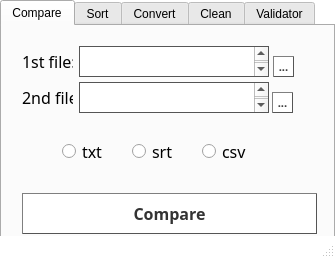
Qt form assets/good_tools.ui (KayaliYousef/GoodTools) before a commit.
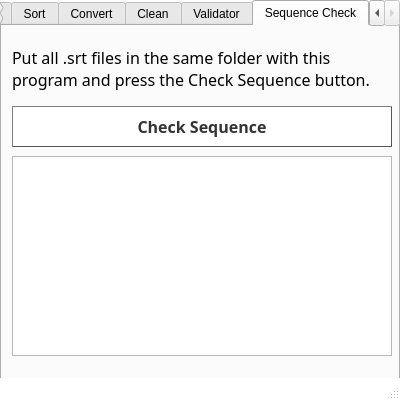
The same form after that commit. The open tabs and pages were chosen to show the change.

Commit message: Updated the GUI with Sequence Check Tab and in main.py added the functionality to validate if a file is following the common srt conventions

Patch:
```diff
--- a/assets/good_tools.ui
+++ b/assets/good_tools.ui
@@ -6,8 +6,8 @@
    <rect>
     <x>0</x>
     <y>0</y>
-    <width>335</width>
-    <height>258</height>
+    <width>400</width>
+    <height>400</height>
    </rect>
   </property>
   <property name="windowTitle">
@@ -24,8 +24,8 @@
      <rect>
       <x>0</x>
       <y>0</y>
-      <width>335</width>
-      <height>258</height>
+      <width>400</width>
+      <height>400</height>
      </rect>
     </property>
     <property name="currentIndex">
@@ -38,8 +38,8 @@
      <widget class="QRadioButton" name="srtRadioButton">
       <property name="geometry">
        <rect>
-        <x>130</x>
-        <y>110</y>
+        <x>140</x>
+        <y>140</y>
         <width>50</width>
         <height>30</height>
        </rect>
@@ -62,8 +62,8 @@
      <widget class="QRadioButton" name="txtRadioButton">
       <property name="geometry">
        <rect>
-        <x>60</x>
-        <y>110</y>
+        <x>70</x>
+        <y>140</y>
         <width>50</width>
         <height>30</height>
        </rect>
@@ -123,9 +123,9 @@
      <widget class="QPushButton" name="comparePushButton">
       <property name="geometry">
        <rect>
-        <x>20</x>
-        <y>167</y>
-        <width>295</width>
+        <x>15</x>
+        <y>210</y>
+        <width>370</width>
         <height>41</height>
        </rect>
       </property>
@@ -157,8 +157,8 @@
      <widget class="QLabel" name="label_2">
       <property name="geometry">
        <rect>
-        <x>20</x>
-        <y>56</y>
+        <x>10</x>
+        <y>79</y>
         <width>51</width>
         <height>31</height>
        </rect>
@@ -176,9 +176,9 @@
      <widget class="QTextEdit" name="firstFile">
       <property name="geometry">
        <rect>
-        <x>77</x>
-        <y>20</y>
-        <width>190</width>
+        <x>67</x>
+        <y>43</y>
+        <width>285</width>
         <height>31</height>
        </rect>
       </property>
@@ -197,9 +197,9 @@
      <widget class="QTextEdit" name="secondFile">
       <property name="geometry">
        <rect>
-        <x>77</x>
-        <y>56</y>
-        <width>190</width>
+        <x>67</x>
+        <y>79</y>
+        <width>285</width>
         <height>31</height>
        </rect>
       </property>
@@ -218,8 +218,8 @@
      <widget class="QLabel" name="label">
       <property name="geometry">
        <rect>
-        <x>20</x>
-        <y>20</y>
+        <x>10</x>
+        <y>43</y>
         <width>51</width>
         <height>31</height>
        </rect>
@@ -237,8 +237,8 @@
      <widget class="QPushButton" name="fileDialog1">
       <property name="geometry">
        <rect>
-        <x>271</x>
-        <y>30</y>
+        <x>360</x>
+        <y>53</y>
         <width>21</width>
         <height>21</height>
        </rect>
@@ -271,8 +271,8 @@
      <widget class="QPushButton" name="fileDialog2">
       <property name="geometry">
        <rect>
-        <x>270</x>
-        <y>66</y>
+        <x>360</x>
+        <y>89</y>
         <width>21</width>
         <height>21</height>
        </rect>
@@ -305,8 +305,8 @@
      <widget class="QRadioButton" name="csvRadioButton">
       <property name="geometry">
        <rect>
-        <x>200</x>
-        <y>110</y>
+        <x>210</x>
+        <y>140</y>
         <width>50</width>
         <height>30</height>
        </rect>
@@ -645,6 +645,86 @@
       </property>
      </widget>
     </widget>
+    <widget class="QWidget" name="tab_3">
+     <attribute name="title">
+      <string>Sequence Check</string>
+     </attribute>
+     <widget class="QTextEdit" name="checkSequenceFeedbackTextEdit">
+      <property name="geometry">
+       <rect>
+        <x>10</x>
+        <y>130</y>
+        <width>380</width>
+        <height>200</height>
+       </rect>
+      </property>
+      <property name="readOnly">
+       <bool>true</bool>
+      </property>
+     </widget>
+     <widget class="QPushButton" name="checkSequencePushButton">
+      <property name="geometry">
+       <rect>
+        <x>10</x>
+        <y>80</y>
+        <width>380</width>
+        <height>41</height>
+       </rect>
+      </property>
+      <property name="font">
+       <font>
+        <family>Segoe UI Light</family>
+        <pointsize>12</pointsize>
+        <weight>75</weight>
+        <bold>true</bold>
+       </font>
+      </property>
+      <property name="styleSheet">
+       <string notr="true">QPushButton {
+    color: #333;
+    border: 1px solid #555;
+    border-style: outset;
+    background:white;
+    padding: 5px;
+    }
+
+QPushButton:pressed {
+    background: #0078d7
+    }</string>
+      </property>
+      <property name="text">
+       <string>Check Sequence</string>
+      </property>
+     </widget>
+     <widget class="QLabel" name="convertInfoLabel_5">
+      <property name="geometry">
+       <rect>
+        <x>10</x>
+        <y>20</y>
+        <width>380</width>
+        <height>61</height>
+       </rect>
+      </property>
+      <property name="font">
+       <font>
+        <family>Segoe UI Light</family>
+        <pointsize>12</pointsize>
+       </font>
+      </property>
+      <property name="styleSheet">
+       <string notr="true"/>
+      </property>
+      <property name="text">
+       <string>Put all .srt files in the same folder with this program and press the Check Sequence button.</string>
+      </property>
+      <property name="alignment">
+       <set>Qt::AlignLeading|Qt::AlignLeft|Qt::AlignTop</set>
+      </property>
+      <property name="wordWrap">
+       <bool>true</bool>
+      </property>
+     </widget>
+    </widget>
    </widget>
   </widget>
   <widget class="QMenuBar" name="menubar">
```
Left out of the diff: 56 changed lines with no effect on the pictures. The commit also changes 1 other file.
